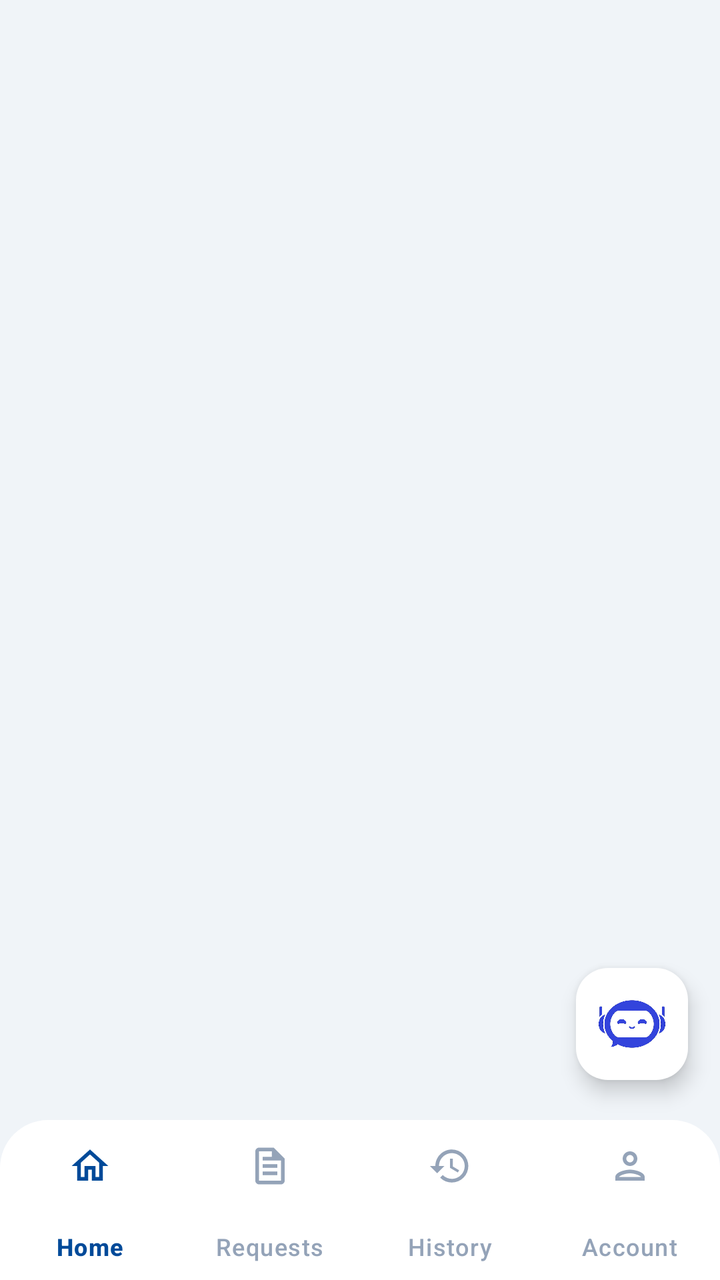
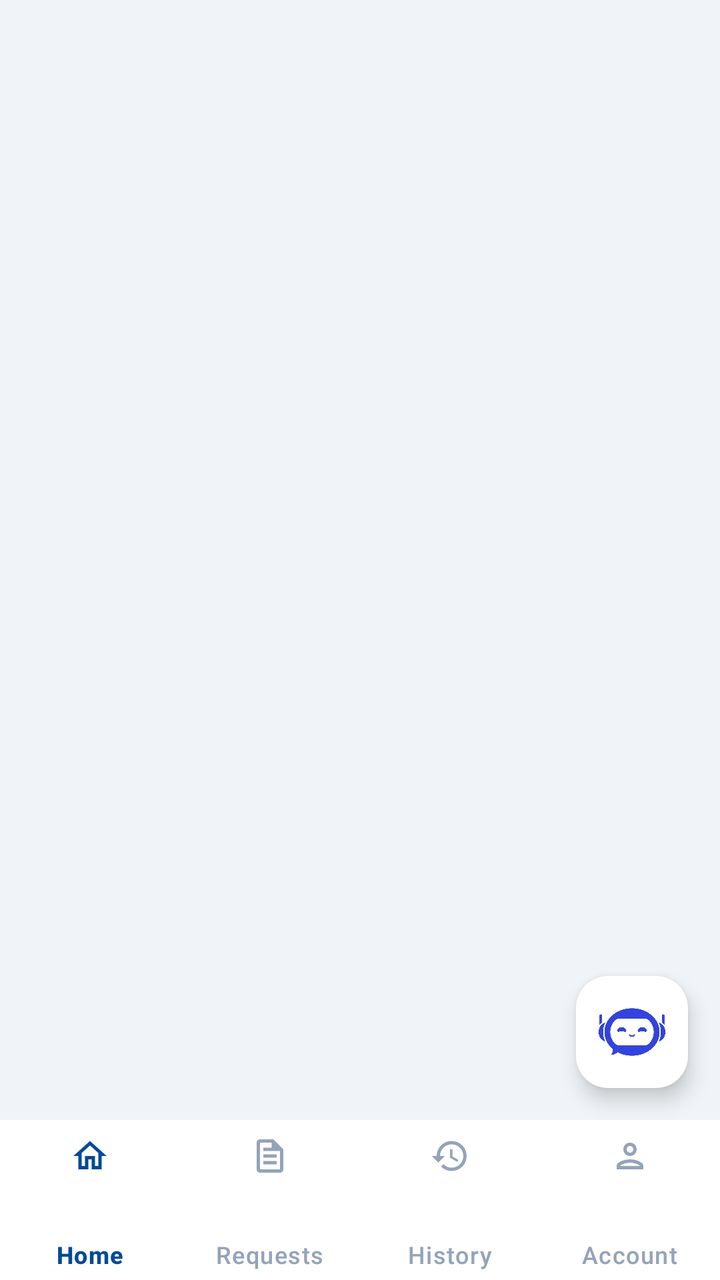

The first picture is an Android layout as it rendered before a commit; the second is the same layout after the commit. The layout source and the unified diff follow.
<!-- AndroidManifest.xml: application theme Theme.STRACT -->
<!-- res/layout/activity_client_dashboard.xml -->
<?xml version="1.0" encoding="utf-8"?>
<androidx.coordinatorlayout.widget.CoordinatorLayout
    xmlns:android="http://schemas.android.com/apk/res/android"
    xmlns:app="http://schemas.android.com/apk/res-auto"
    android:id="@+id/clientRootLayout"
    android:layout_width="match_parent"
    android:layout_height="match_parent"
    android:background="#F0F4F8">

    <FrameLayout
        android:id="@+id/clientFragmentContainer"
        android:layout_width="match_parent"
        android:layout_height="match_parent"
        android:layout_marginBottom="88dp" />

    <com.google.android.material.floatingactionbutton.FloatingActionButton
        android:id="@+id/fabChat"
        android:layout_width="wrap_content"
        android:layout_height="wrap_content"
        android:layout_gravity="bottom|end"
        android:layout_marginEnd="16dp"
        android:layout_marginBottom="100dp"
        app:maxImageSize="40dp"
        android:scaleType="centerInside"
        app:srcCompat="@drawable/chatbot_logo"
        app:tint="@null"
        app:backgroundTint="#FFFFFF"
        android:contentDescription="Chat with AI" />

    <com.google.android.material.bottomnavigation.BottomNavigationView
        android:id="@+id/clientBottomNav"
        android:layout_width="match_parent"
        android:layout_height="wrap_content"
        android:layout_gravity="bottom"
        android:background="@drawable/bg_bottom_nav"
        app:backgroundTint="@null"
        android:elevation="12dp"
        app:menu="@menu/client_bottom_menu"
        app:itemIconSize="22dp"
        app:itemIconTint="@color/nav_item_color"
        app:itemTextColor="@color/nav_item_color"
        app:labelVisibilityMode="labeled"
        app:itemPaddingTop="12dp"
        app:itemPaddingBottom="12dp" />

</androidx.coordinatorlayout.widget.CoordinatorLayout>
<!-- resources referenced by this layout -->
<resources>
  <!-- drawable bg_bottom_nav (drawable) -->
  <?xml version="1.0" encoding="utf-8"?>
  <shape xmlns:android="http://schemas.android.com/apk/res/android"
      android:shape="rectangle">
      <solid android:color="#FFFFFF" />
      <corners
          android:topLeftRadius="24dp"
          android:topRightRadius="24dp" />
  </shape>
  <!-- drawable chatbot_logo: jpg bitmap (drawable, 18994 bytes) -->
  <style name="Theme.STRACT" parent="Base.Theme.STRACT" />
  <style name="Base.Theme.STRACT" parent="Theme.Material3.DayNight.NoActionBar">
          <item name="colorPrimary">#004A99</item>
          <item name="colorPrimaryContainer">#004A99</item>
          <item name="colorOnPrimary">#FFFFFF</item>
          <item name="colorSecondary">#004A99</item>
          <item name="colorOnSecondary">#FFFFFF</item>
          <item name="colorTertiary">#004A99</item>
          <item name="colorSecondaryContainer">#EBF2FF</item>
          <item name="colorOnSecondaryContainer">#004A99</item>
          <item name="android:statusBarColor">#004A99</item>
          <item name="android:navigationBarColor">#FFFFFF</item>
          <item name="android:windowLightStatusBar" tools:targetApi="m">false</item>
      </style>
</resources>

<!-- the commit's change to res/layout/activity_client_dashboard.xml (unified diff, before → after) -->
@@ -1,46 +1,50 @@
 <?xml version="1.0" encoding="utf-8"?>
-<androidx.coordinatorlayout.widget.CoordinatorLayout
+<LinearLayout
     xmlns:android="http://schemas.android.com/apk/res/android"
     xmlns:app="http://schemas.android.com/apk/res-auto"
     android:id="@+id/clientRootLayout"
     android:layout_width="match_parent"
     android:layout_height="match_parent"
+    android:orientation="vertical"
     android:background="#F0F4F8">
 
-    <FrameLayout
-        android:id="@+id/clientFragmentContainer"
+    <androidx.coordinatorlayout.widget.CoordinatorLayout
         android:layout_width="match_parent"
-        android:layout_height="match_parent"
-        android:layout_marginBottom="88dp" />
+        android:layout_height="0dp"
+        android:layout_weight="1">
 
-    <com.google.android.material.floatingactionbutton.FloatingActionButton
-        android:id="@+id/fabChat"
-        android:layout_width="wrap_content"
-        android:layout_height="wrap_content"
-        android:layout_gravity="bottom|end"
-        android:layout_marginEnd="16dp"
-        android:layout_marginBottom="100dp"
-        app:maxImageSize="40dp"
-        android:scaleType="centerInside"
-        app:srcCompat="@drawable/chatbot_logo"
-        app:tint="@null"
-        app:backgroundTint="#FFFFFF"
-        android:contentDescription="Chat with AI" />
+        <FrameLayout
+            android:id="@+id/clientFragmentContainer"
+            android:layout_width="match_parent"
+            android:layout_height="match_parent" />
+
+        <com.google.android.material.floatingactionbutton.FloatingActionButton
+            android:id="@+id/fabChat"
+            android:layout_width="wrap_content"
+            android:layout_height="wrap_content"
+            android:layout_gravity="bottom|end"
+            android:layout_margin="16dp"
+            app:maxImageSize="40dp"
+            android:scaleType="centerInside"
+            app:srcCompat="@drawable/chatbot_logo"
+            app:tint="@null"
+            app:backgroundTint="#FFFFFF"
+            android:contentDescription="Chat with AI" />
+
+    </androidx.coordinatorlayout.widget.CoordinatorLayout>
 
     <com.google.android.material.bottomnavigation.BottomNavigationView
         android:id="@+id/clientBottomNav"
         android:layout_width="match_parent"
         android:layout_height="wrap_content"
-        android:layout_gravity="bottom"
-        android:background="@drawable/bg_bottom_nav"
-        app:backgroundTint="@null"
+        android:background="#FFFFFF"
         android:elevation="12dp"
         app:menu="@menu/client_bottom_menu"
-        app:itemIconSize="22dp"
+        app:itemIconSize="20dp"
         app:itemIconTint="@color/nav_item_color"
         app:itemTextColor="@color/nav_item_color"
         app:labelVisibilityMode="labeled"
-        app:itemPaddingTop="12dp"
-        app:itemPaddingBottom="12dp" />
+        app:itemPaddingTop="8dp"
+        app:itemPaddingBottom="8dp" />
 
-</androidx.coordinatorlayout.widget.CoordinatorLayout>
+</LinearLayout>
<!-- resource entries referenced after the edit -->
@@ -1,14 +1,5 @@
 <!-- resources referenced by this layout -->
 <resources>
-  <!-- drawable bg_bottom_nav (drawable) -->
-  <?xml version="1.0" encoding="utf-8"?>
-  <shape xmlns:android="http://schemas.android.com/apk/res/android"
-      android:shape="rectangle">
-      <solid android:color="#FFFFFF" />
-      <corners
-          android:topLeftRadius="24dp"
-          android:topRightRadius="24dp" />
-  </shape>
   <!-- drawable chatbot_logo: jpg bitmap (drawable, 18994 bytes) -->
   <style name="Theme.STRACT" parent="Base.Theme.STRACT" />
   <style name="Base.Theme.STRACT" parent="Theme.Material3.DayNight.NoActionBar">
